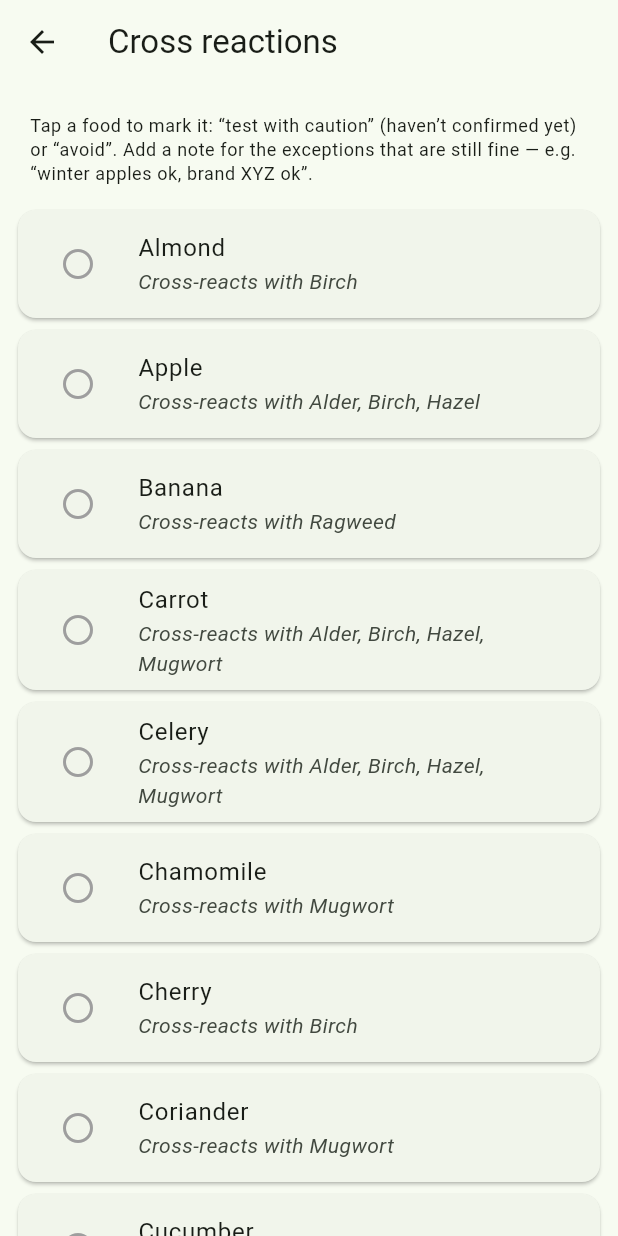
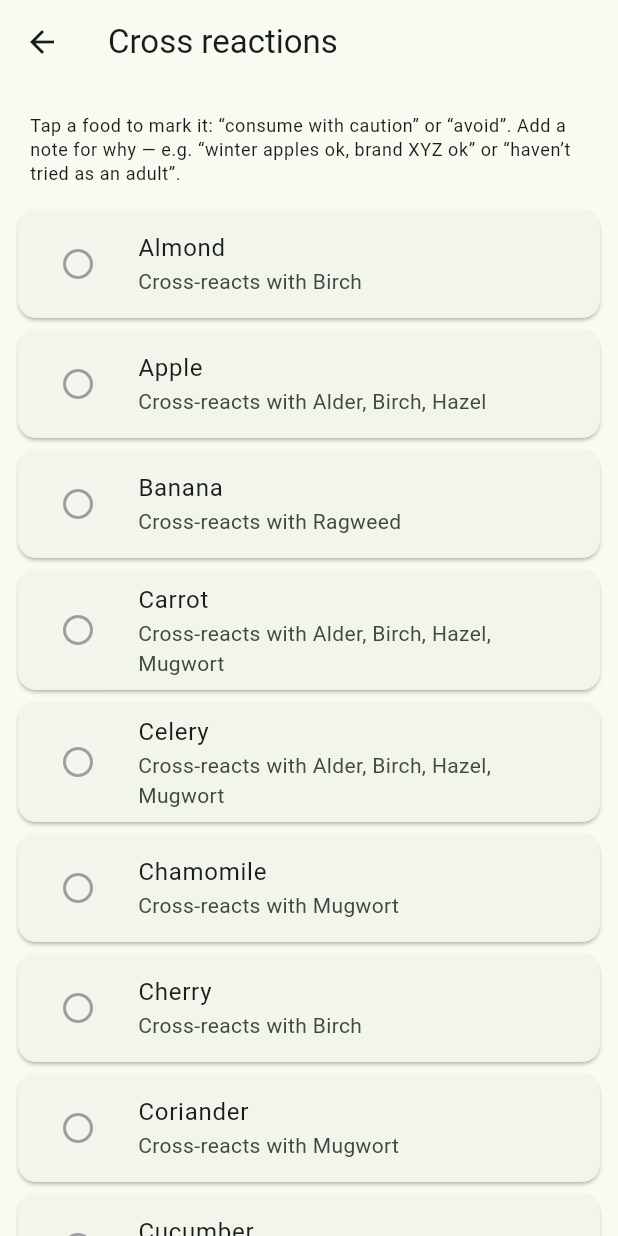
Before and after one commit to Technodystopia/Allergy, a Flutter app: the FoodCatalogScreen screen opened directly, on a phone screen of 412 x 824 dp. Run offline on Flutter 3.47's test engine with Material 3 defaults, Android fonts, the phone set to English and light mode, and no system bars; our stand-ins replace fl_chart, flutter_local_notifications, flutter_map, geocoding, geolocator, latlong2 and 2 more; missing offline and left inert: workmanager; accounts and stored records are empty.

Commit message:
Editable AM/PM diary, yearly stats, bloom colours, UX polish
- Bloom timeline now uses the calendar's tier colours (peak=red,
  early/late=orange, fading=yellow) so long fade-outs show; the "now"
  marker is white + outlined to stand out.
- Diary entries are editable (tap to edit) and gained morning/evening
  slots, so AM and PM can be logged separately. Per-slot delete.
- New "Symptom stats" screen: yearly severity scatter (dot per entry,
  coloured by time of day) + known allergens + known cross-reactions —
  built to show a doctor.
- My allergens shows just yours by default (Mine/All toggle).
- Cross reactions: "test" → "consume with caution"; tile keeps the
  "cross-reacts with X" line + tag, with the note on its own line.

29 tests green.

Co-Authored-By: Claude Opus 4.8 <noreply@anthropic.com>

```diff
--- a/lib/l10n.dart
+++ b/lib/l10n.dart
@@ -130,10 +130,10 @@ class L10n {
       ? _('Cross reactions ($n)', 'Ristireaktiot ($n)')
       : _('Cross reactions', 'Ristireaktiot');
   String get foodCatalogHeader => _(
-      'Tap a food to mark it: “test with caution” (haven’t confirmed yet) or “avoid”. Add a note for the exceptions that are still fine — e.g. “winter apples ok, brand XYZ ok”.',
-      'Napauta ruokaa merkitäksesi: ”kokeile varoen” (et vielä varma) tai ”vältä”. Lisää muistiinpano poikkeuksista, jotka ovat silti ok — esim. ”talviomenat ok, merkki XYZ ok”.');
+      'Tap a food to mark it: “consume with caution” or “avoid”. Add a note for why — e.g. “winter apples ok, brand XYZ ok” or “haven’t tried as an adult”.',
+      'Napauta ruokaa merkitäksesi: ”nauti varoen” tai ”vältä”. Lisää muistiinpano syystä — esim. ”talviomenat ok, merkki XYZ ok” tai ”en ole kokeillut aikuisena”.');
   String get foodAvoid => _('Avoid', 'Vältä');
-  String get foodCaution => _('Test with caution', 'Kokeile varoen');
+  String get foodCaution => _('Consume with caution', 'Nauti varoen');
   String foodStatusLabel(FoodStatus s) {
     switch (s) {
       case FoodStatus.caution:
@@ -154,6 +154,21 @@ class L10n {
       'Ei ristireagoivia ruokia luettelossa vielä.');
   String get viewAtlas =>
       _('View local growth atlas', 'Katso paikallinen kasviatlas');
+
+  // --- stats ---
+  String get statsTitle => _('Symptom stats', 'Oiretilastot');
+  String get statsSub =>
+      _('Yearly overview to show your doctor', 'Vuosikatsaus lääkärille');
+  String get statsHeader => _(
+      'Your logged symptom severity across the year. Each dot is an entry, coloured by time of day.',
+      'Kirjaamasi oireiden voimakkuus vuoden aikana. Jokainen piste on merkintä, väri kertoo vuorokaudenajan.');
+  String get statsEmpty =>
+      _('No entries this year yet.', 'Ei merkintöjä tältä vuodelta vielä.');
+  String get statsKnownAllergens =>
+      _('Known allergens', 'Tunnetut allergeenit');
+  String get statsKnownCross =>
+      _('Known cross-reactions', 'Tunnetut ristireaktiot');
+  String get statsNone => _('none', 'ei mitään');
 
   // --- diary hub ---
   String get myAllergens => _('My allergens', 'Omat allergeenit');
@@ -219,6 +234,16 @@ class L10n {
   String get cancel => _('Cancel', 'Peruuta');
   String get logToday => _('Log today', 'Kirjaa tänään');
   String get delete => _('Delete', 'Poista');
+  String dayPart(String p) {
+    switch (p) {
+      case 'morning':
+        return _('Morning', 'Aamu');
+      case 'evening':
+        return _('Evening', 'Ilta');
+      default:
+        return _('All day', 'Koko päivä');
+    }
+  }
   String pollenThatDay(String level) =>
       _('Pollen: $level', 'Siitepöly: $level');
   String get pollenUnknown => _('Pollen: n/a', 'Siitepöly: –');
--- a/lib/models.dart
+++ b/lib/models.dart
@@ -320,14 +320,20 @@ const kBodyAreas = [
   'bronchi',
 ];
 
+/// Time-of-day slots a symptom entry can belong to. 'day' is the legacy /
+/// unspecified slot; users pick morning or evening.
+const kDayParts = ['morning', 'evening'];
+
 class SymptomEntry {
   final String dayKey; // yyyy-MM-dd
+  final String part; // 'morning' | 'evening' | 'day' (legacy)
   final int severity; // 0 none · 1 mild · 2 moderate · 3 severe
   final int pollenRank; // worst PollenLevel.rank that day at log time (-1 unknown)
   final String note;
   final Set<String> areas; // bothered body areas (ids from kBodyAreas)
   const SymptomEntry({
     required this.dayKey,
+    this.part = 'day',
     required this.severity,
     required this.pollenRank,
     this.note = '',
@@ -336,6 +342,7 @@ class SymptomEntry {
 
   Map<String, dynamic> toJson() => {
         'day': dayKey,
+        if (part != 'day') 'part': part,
         'sev': severity,
         'rank': pollenRank,
         if (note.isNotEmpty) 'note': note,
@@ -344,6 +351,7 @@ class SymptomEntry {
 
   factory SymptomEntry.fromJson(Map<String, dynamic> j) => SymptomEntry(
         dayKey: j['day'] as String,
+        part: (j['part'] as String?) ?? 'day',
         severity: j['sev'] as int,
         pollenRank: (j['rank'] as int?) ?? -1,
         note: (j['note'] as String?) ?? '',
--- a/lib/screens/food_screen.dart
+++ b/lib/screens/food_screen.dart
@@ -85,12 +85,6 @@ class _FoodTile extends StatelessWidget {
       FoodStatus.none => (Icons.radio_button_unchecked, null),
     };
 
-    final subtitle = status == FoodStatus.none
-        ? s.foodCrossWith(pollenNames)
-        : (note.isNotEmpty
-            ? '${s.foodStatusLabel(status)} · $note'
-            : s.foodStatusLabel(status));
-
     return Card(
       color: color?.withValues(alpha: 0.14),
       child: ListTile(
@@ -100,11 +94,25 @@ class _FoodTile extends StatelessWidget {
           onPressed: () => state.cycleFood(food),
         ),
         title: Text(s.food(food)),
-        subtitle: Text(subtitle,
-            style: TextStyle(
-                fontStyle: status == FoodStatus.none
-                    ? FontStyle.italic
-                    : FontStyle.normal)),
+        // Line 1 always says what it cross-reacts with (+ your tag); line 2 is
+        // your note, so you remember why you tagged it.
+        subtitle: Column(
+          crossAxisAlignment: CrossAxisAlignment.start,
+          children: [
+            Text.rich(TextSpan(children: [
+              TextSpan(text: s.foodCrossWith(pollenNames)),
+              if (status != FoodStatus.none)
+                TextSpan(
+                  text: '  ·  ${s.foodStatusLabel(status)}',
+                  style: TextStyle(
+                      color: color, fontWeight: FontWeight.w600),
+                ),
+            ])),
+            if (note.isNotEmpty)
+              Text(note,
+                  style: const TextStyle(fontStyle: FontStyle.italic)),
+          ],
+        ),
         isThreeLine: status != FoodStatus.none && note.isNotEmpty,
         trailing: status == FoodStatus.none
             ? null
```
Also changed, not shown: lib/app_state.dart (+47 -10 lines), lib/screens/bloom_screen.dart (+20 -22 lines), lib/screens/diary_screen.dart (+77 -19 lines), lib/screens/stats_screen.dart (added, +184 -0 lines), 1 other file.
